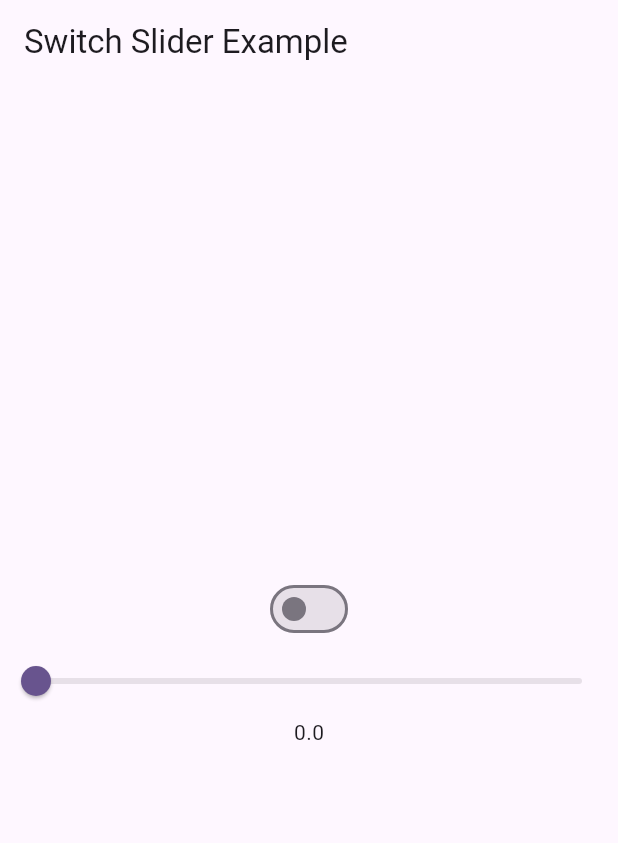
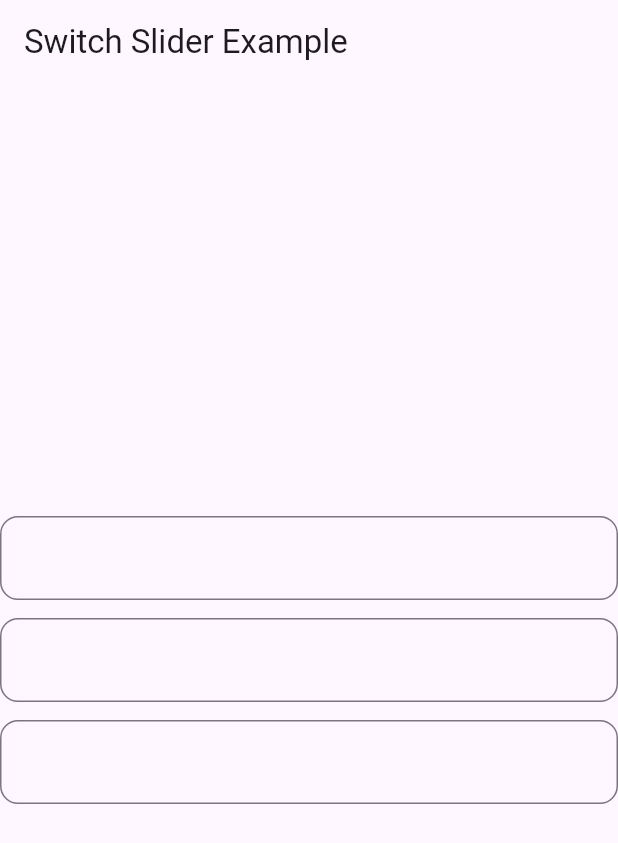
Before and after one commit to huzaifak08/GetX-Learning, a Flutter app: the screen it shows after launch, on a phone screen of 412 x 824 dp. Shown: the top 843 px of the screen. Run offline on Flutter 3.47's test engine with Material 3 defaults, Android fonts, the phone set to English and light mode, and no system bars; our stand-ins replace get, get_storage.

```diff
--- a/lib/views/home/home_view.dart
+++ b/lib/views/home/home_view.dart
@@ -1,13 +1,11 @@
 import 'package:flutter/material.dart';
 import 'package:get/get.dart';
-import 'package:getx_learning/views/home/home_view_model.dart';
 
 class HomeView extends StatelessWidget {
   const HomeView({super.key});
 
   @override
   Widget build(BuildContext context) {
-    final HomeViewModel homeViewModel = Get.put(HomeViewModel());
     debugPrint('Build');
 
     return Scaffold(
@@ -18,24 +16,52 @@ class HomeView extends StatelessWidget {
         child: Column(
           mainAxisAlignment: MainAxisAlignment.center,
           children: [
-            Obx(
-              () => Switch(
-                value: homeViewModel.isSwitched.value,
-                onChanged: (value) {
-                  homeViewModel.toggleSwitch();
-                },
+            TextFormField(
+              autovalidateMode: AutovalidateMode.onUserInteraction,
+              decoration: InputDecoration(
+                border: OutlineInputBorder(
+                  borderRadius: BorderRadius.circular(12),
+                ),
               ),
+              validator: (value) {
+                if (GetUtils.isUsername(value!)) {
+                  return null;
+                } else {
+                  return "Enter Valid Username";
+                }
+              },
             ),
-            Obx(
-              () => Slider(
-                value: homeViewModel.sliderVal.value,
-                onChanged: (val) {
-                  homeViewModel.sliderVal.value = val;
-                },
+            const SizedBox(height: 12),
+            TextFormField(
+              autovalidateMode: AutovalidateMode.onUserInteraction,
+              decoration: InputDecoration(
+                border: OutlineInputBorder(
+                  borderRadius: BorderRadius.circular(12),
+                ),
               ),
+              validator: (value) {
+                if (GetUtils.isEmail(value!)) {
+                  return null;
+                } else {
+                  return "Enter Valid Email";
+                }
+              },
             ),
-            Obx(
-              () => Text(homeViewModel.sliderVal.value.toString()),
+            const SizedBox(height: 12),
+            TextFormField(
+              autovalidateMode: AutovalidateMode.onUserInteraction,
+              decoration: InputDecoration(
+                border: OutlineInputBorder(
+                  borderRadius: BorderRadius.circular(12),
+                ),
+              ),
+              validator: (value) {
+                if (GetUtils.isPhoneNumber(value!)) {
+                  return null;
+                } else {
+                  return "Enter Valid Phone Number";
+                }
+              },
             ),
           ],
         ),
--- a/lib/views/home/home_view_model.dart
+++ /dev/null
@@ -1,15 +0,0 @@
-import 'package:get/get.dart';
-
-class HomeViewModel extends GetxController {
-  final RxBool _isSwitched = false.obs;
-  RxBool get isSwitched => _isSwitched;
-
-  RxDouble _sliderVal = 0.0.obs;
-  RxDouble get sliderVal => _sliderVal;
-
-  void toggleSwitch() => _isSwitched.toggle();
-
-  void toggleSlider(RxDouble value) {
-    _sliderVal = value;
-  }
-}
```
